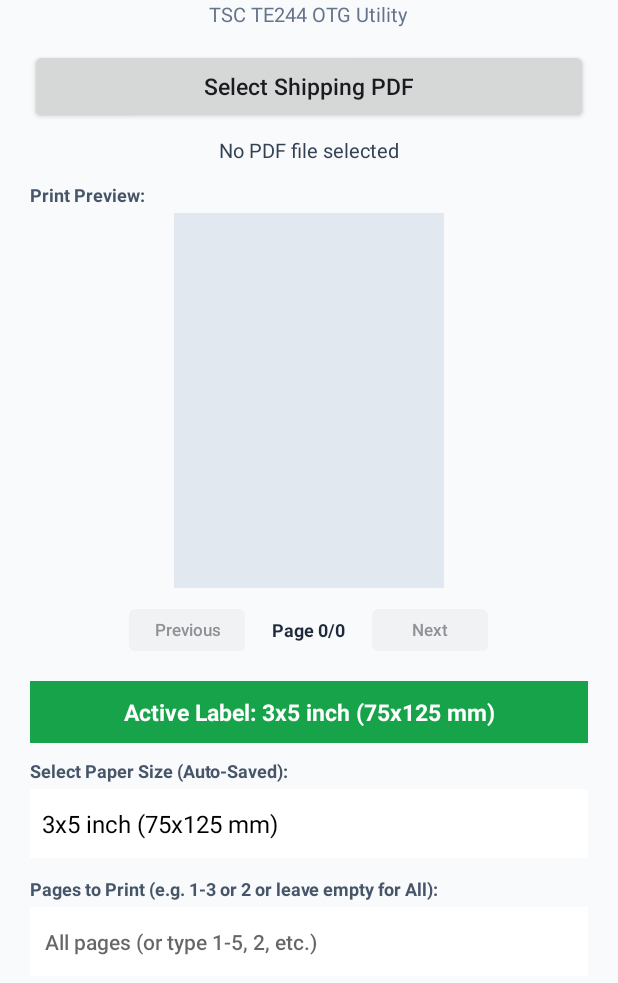
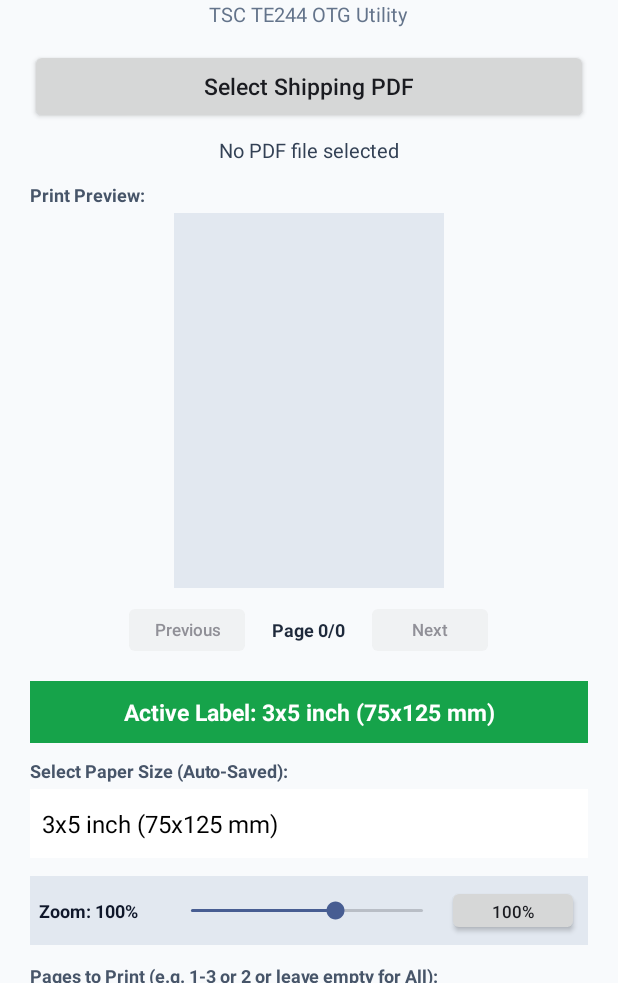
Before and after one commit to ak7596029697/tsc-otg-printer, an Android app: the screen it shows after launch (MainActivity), on a phone screen of 412 x 824 dp, the part 253-1236 px from its top. Run offline under Robolectric (Android 15) with nearby library versions, the phone set to English and light mode, and no system bars.

Commit message:
Update activity_main.xml

```diff
--- a/app/src/main/res/layout/activity_main.xml
+++ b/app/src/main/res/layout/activity_main.xml
@@ -141,6 +141,43 @@
             android:background="#FFFFFF"
             android:layout_marginBottom="12dp" />
 
+        <!-- নতুন জুম স্লাইডার সেকশন (50% থেকে 130%) -->
+        <LinearLayout
+            android:layout_width="match_parent"
+            android:layout_height="wrap_content"
+            android:orientation="horizontal"
+            android:gravity="center_vertical"
+            android:background="#E2E8F0"
+            android:padding="6dp"
+            android:layout_marginBottom="12dp">
+
+            <TextView
+                android:id="@+id/tvZoomLevel"
+                android:layout_width="wrap_content"
+                android:layout_height="wrap_content"
+                android:text="Zoom: 100%"
+                android:textStyle="bold"
+                android:textSize="12sp"
+                android:textColor="#0F172A"
+                android:minWidth="85dp" />
+
+            <SeekBar
+                android:id="@+id/sbZoom"
+                android:layout_width="0dp"
+                android:layout_height="wrap_content"
+                android:layout_weight="1"
+                android:max="80"
+                android:progress="50" />
+
+            <Button
+                android:id="@+id/btnResetZoom"
+                android:layout_width="wrap_content"
+                android:layout_height="34dp"
+                android:text="100%"
+                android:textSize="11sp"
+                android:textAllCaps="false" />
+        </LinearLayout>
+
         <TextView
             android:layout_width="match_parent"
             android:layout_height="wrap_content"
```
